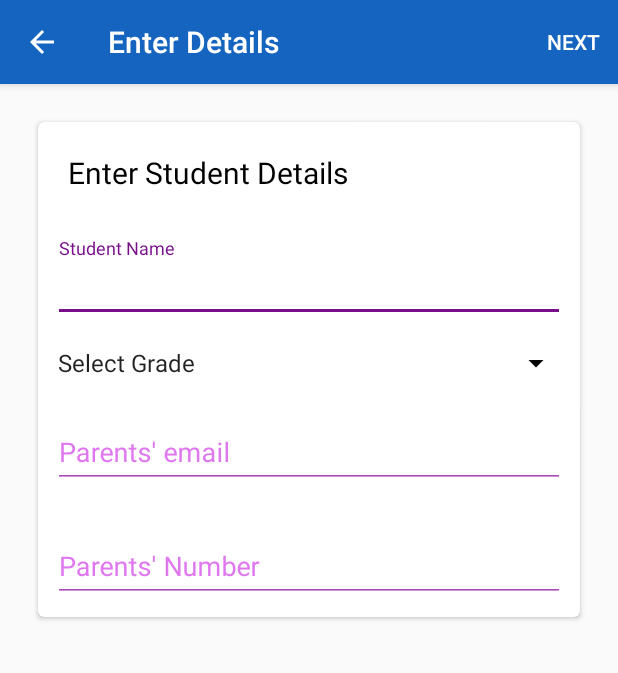
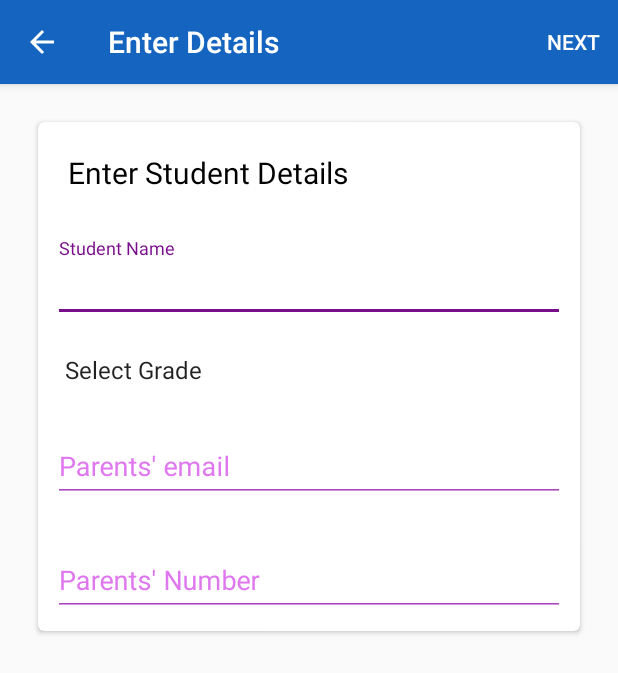
Before and after one commit to diddypod/TestApp, an Android app: the screen it shows after launch (LoginActivity), after a tap on "TAKE A TEST", on a phone screen of 412 x 824 dp. Shown: the top 673 px of the screen. Run offline under Robolectric (Android 15) with nearby library versions, the phone set to English and light mode, and no system bars; our stand-ins replace ButterKnife.

```diff
--- a/app/build.gradle
+++ b/app/build.gradle
@@ -20,12 +20,14 @@ android {
 
 dependencies {
     implementation 'com.github.PhilJay:MPAndroidChart:v3.0.3'
+    implementation 'com.jakewharton:butterknife:8.8.1'
+    annotationProcessor 'com.jakewharton:butterknife-compiler:8.8.1'
     implementation 'com.android.support:cardview-v7:27.1.1'
     implementation 'com.android.support:design:27.1.1'
 
     implementation fileTree(dir: 'libs', include: ['*.jar'])
     implementation 'com.android.support:appcompat-v7:27.1.1'
-    implementation 'com.android.support.constraint:constraint-layout:1.1.0'
+    implementation 'com.android.support.constraint:constraint-layout:1.1.2'
     testImplementation 'junit:junit:4.12'
     androidTestImplementation 'com.android.support.test:runner:1.0.2'
     androidTestImplementation 'com.android.support.test.espresso:espresso-core:3.0.2'
--- a/app/src/main/java/com/suchit/testapp/LandingActivity.java
+++ b/app/src/main/java/com/suchit/testapp/LandingActivity.java
@@ -5,20 +5,25 @@ import android.support.v7.app.AppCompatActivity;
 import android.os.Bundle;
 import android.view.View;
 
+import butterknife.ButterKnife;
+import butterknife.OnClick;
+
 public class LandingActivity extends AppCompatActivity {
 
     @Override
     protected void onCreate(Bundle savedInstanceState) {
         super.onCreate(savedInstanceState);
         setContentView(R.layout.activity_landing);
+        ButterKnife.bind(this);
     }
 
-    public void onTestClicked (View view){
+    @OnClick(R.id.takeTest)
+    public void onTestClicked(){
         Intent intent = new Intent(this, LoginActivity.class);
         startActivity (intent);
     }
-
-    public void onResultsClicked(View view){
+    @OnClick(R.id.viewResults)
+    public void onResultsClicked(){
     }
 
 }
--- a/app/src/main/java/com/suchit/testapp/LoginActivity.java
+++ b/app/src/main/java/com/suchit/testapp/LoginActivity.java
@@ -9,18 +9,23 @@ import android.view.MenuInflater;
 import android.widget.ArrayAdapter;
 import android.widget.Spinner;
 
+import butterknife.BindView;
+import butterknife.ButterKnife;
+
 public class LoginActivity extends AppCompatActivity {
+    @BindView(R.id.loginToolbar) Toolbar toolbar;
+    @BindView(R.id.grade) Spinner spinner;
+
     @Override
     protected void onCreate(Bundle savedInstance){
         super.onCreate(savedInstance);
         setContentView(R.layout.activity_login);
+        ButterKnife.bind(this);
 
-        Toolbar myToolbar = findViewById(R.id.loginToolbar);
-        setSupportActionBar(myToolbar);
+        setSupportActionBar(toolbar);
         ActionBar ab = getSupportActionBar();
         ab.setDisplayHomeAsUpEnabled(true);
 
-        Spinner spinner = findViewById(R.id.grade);
         ArrayAdapter<CharSequence> adapter = ArrayAdapter.createFromResource(this,
                 R.array.levels, android.R.layout.simple_spinner_item);
         adapter.setDropDownViewResource(android.R.layout.simple_spinner_dropdown_item);
--- a/app/src/main/res/layout/activity_login.xml
+++ b/app/src/main/res/layout/activity_login.xml
@@ -47,8 +47,8 @@
                 android:layout_width="match_parent"
                 android:layout_height="wrap_content"
                 android:layout_below="@id/nameLayout"
-                android:layout_margin="5dp"
-                android:backgroundTint="@color/black"/>
+                android:layout_margin="10dp">
+            </Spinner>
             <android.support.design.widget.TextInputLayout
                 android:theme="@style/InputLayoutTheme"
                 android:id="@+id/emailLayout"
```
